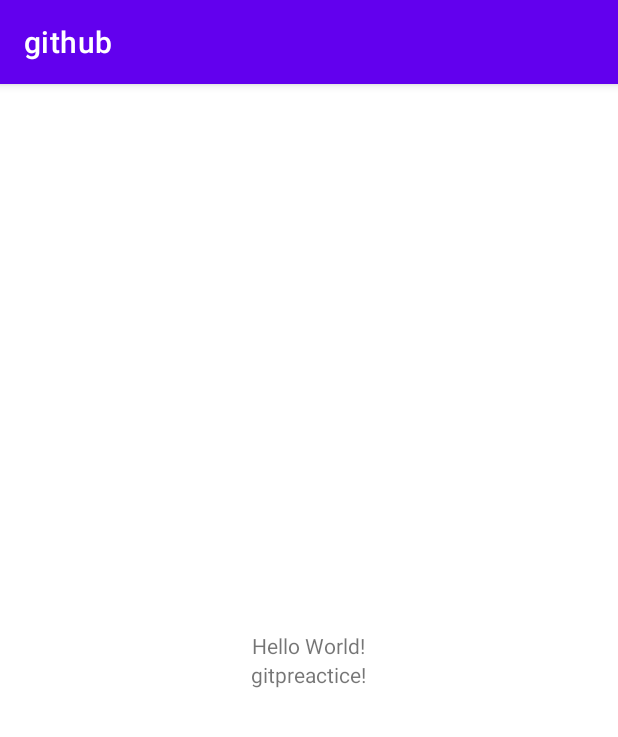
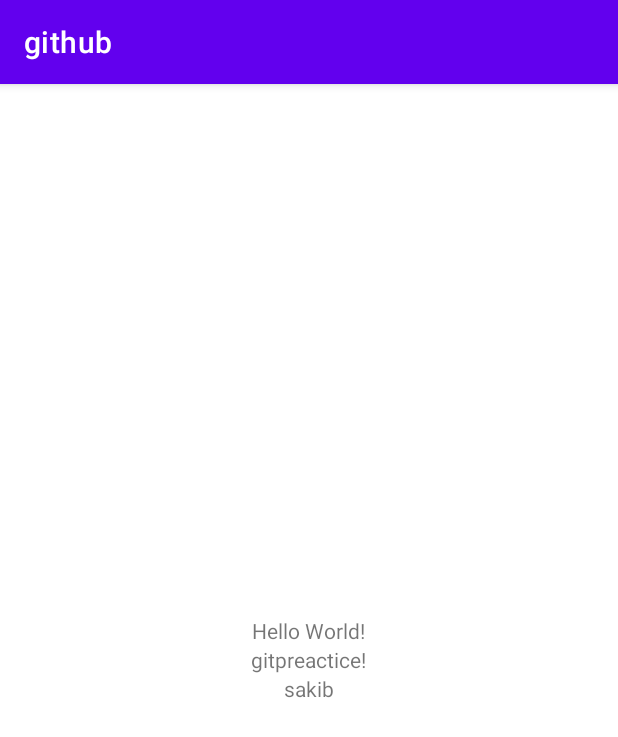
Before and after one commit to zkarnob/learngithub, an Android app: the screen it shows after launch (MainActivity), on a phone screen of 412 x 824 dp. Shown: the top 737 px of the screen. Run offline under Robolectric (Android 15) with nearby library versions, the phone set to English and light mode, and no system bars.

Commit message:
add sakib in addtectxtview

```diff
--- a/app/src/main/res/layout/activity_main.xml
+++ b/app/src/main/res/layout/activity_main.xml
@@ -25,4 +25,9 @@
         android:gravity="center"
         />
 
+    <TextView
+        android:layout_width="wrap_content"
+        android:layout_height="wrap_content"
+        android:text="sakib" />
+
 </LinearLayout>
```
